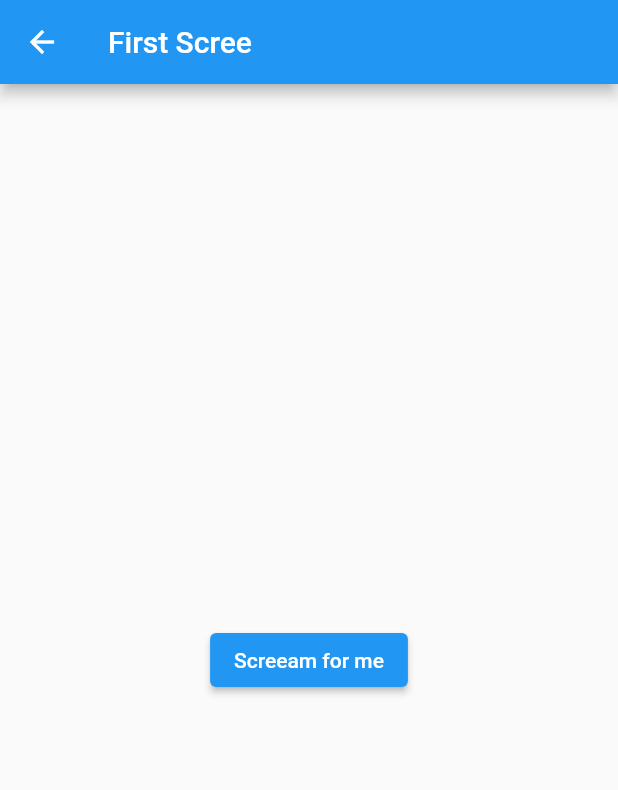
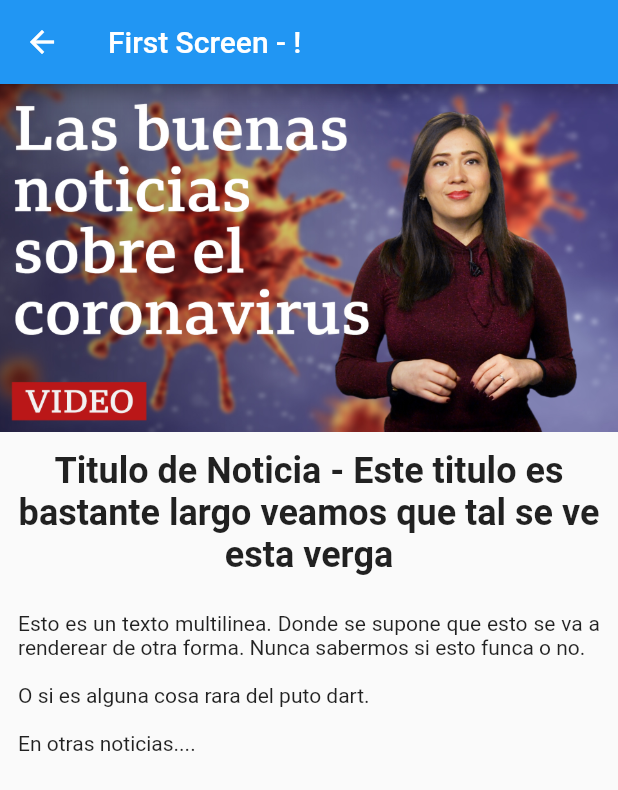
Before and after one commit to SantiagoValdez/py_news_mobile, a Flutter app: the FirstScreen screen opened by its route, on a phone screen of 412 x 824 dp. Shown: the top 790 px of the screen. Run offline on Flutter 3.47's test engine with Material 2 defaults, Android fonts, the phone set to English and light mode, and no system bars.

Commit message:
Add example of news detail

```diff
--- a/lib/main.dart
+++ b/lib/main.dart
@@ -211,15 +211,38 @@ class FirstScreen extends StatelessWidget {
   Widget build(BuildContext context) {
     return Scaffold(
       appBar: AppBar(
-        title: Text('First Scree'),
+        title: Text('First Screen - !'),
       ),
-      body: Center(
-          child: ElevatedButton(
-        child: Text('Screeam for me'),
-        onPressed: () {
-          // Go back
-          Navigator.pop(context);
-        },
+      body: Container(
+          child: Column(
+        children: [
+          Row(
+            children: [
+              FittedBox(
+                child: Image.asset(
+                  'images/placeholder.jpg',
+                  width: MediaQuery.of(context).size.width,
+                ),
+                fit: BoxFit.fill,
+              ),
+            ],
+          ),
+          Container(
+            child: Text(
+              'Titulo de Noticia - Este titulo es bastante largo veamos que tal se ve esta verga',
+              textAlign: TextAlign.center,
+              style: TextStyle(fontWeight: FontWeight.bold, fontSize: 24),
+            ),
+            margin: const EdgeInsets.all(12.0),
+          ),
+          Container(
+            child: Text(
+              'Esto es un texto multilinea. Donde se supone que esto se va a renderear de otra forma. Nunca sabermos si esto funca o no.\n\nO si es alguna cosa rara del puto dart.\n\nEn otras noticias....',
+              textAlign: TextAlign.justify,
+            ),
+            margin: const EdgeInsets.all(12.0),
+          ),
+        ],
       )),
     );
   }
--- a/pubspec.yaml
+++ b/pubspec.yaml
@@ -45,6 +45,8 @@ flutter:
   # assets:
   #  - images/a_dot_burr.jpeg
   #  - images/a_dot_ham.jpeg
+  assets:
+    - images/
 
   # An image asset can refer to one or more resolution-specific "variants", see
   # https://flutter.dev/assets-and-images/#resolution-aware.
```
Also changed, not shown: images/placeholder.jpg (added).
